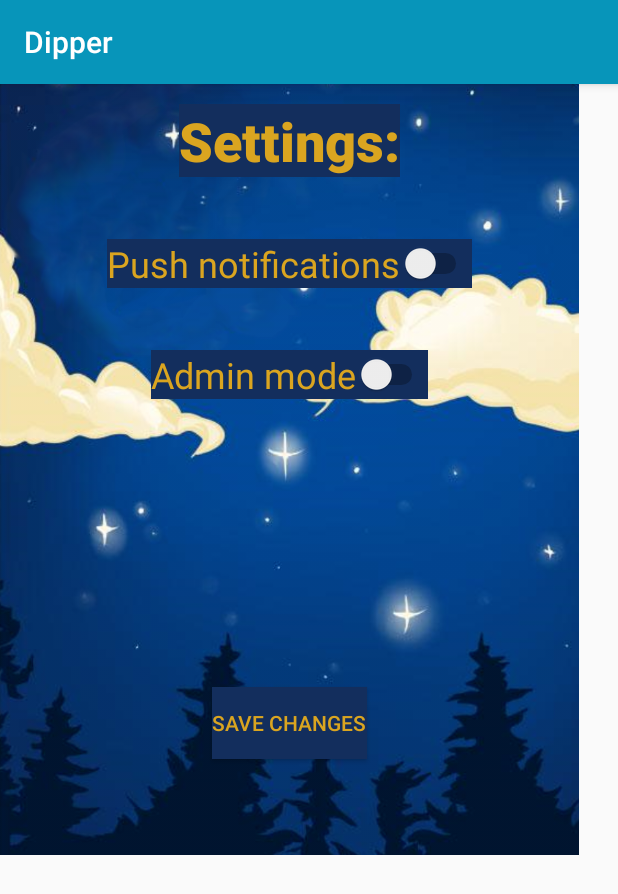
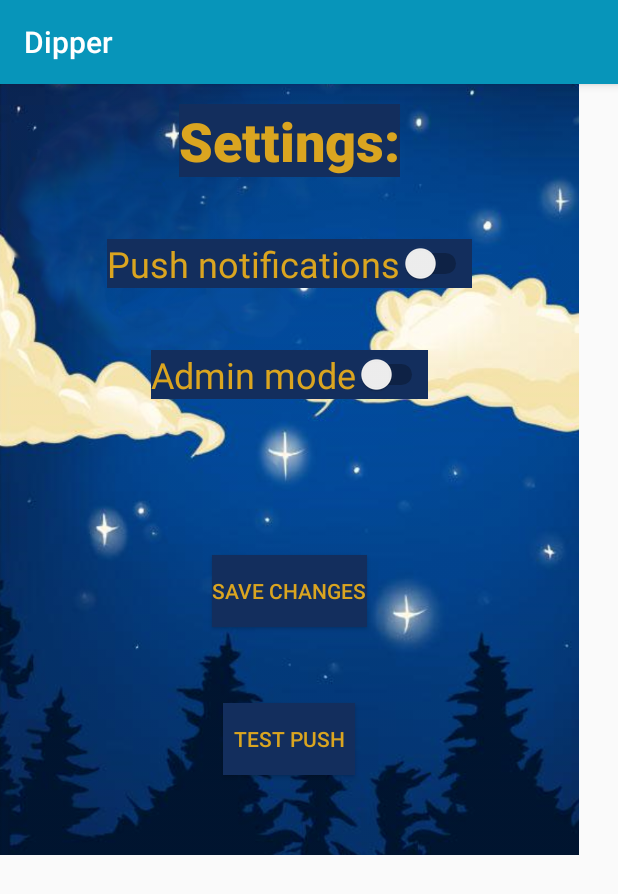
Before and after one commit to dhulten/DipperApp, an Android app: the AdminSettingsActivity screen opened directly, with no data from a screen before it, on a phone screen of 412 x 824 dp. Shown: the top 894 px of the screen. Run offline under Robolectric (Android 15) with nearby library versions, the phone set to English and light mode, and no system bars.

Commit message:
Adding notification test

```diff
--- a/app/src/main/res/layout/activity_admin_settings.xml
+++ b/app/src/main/res/layout/activity_admin_settings.xml
@@ -92,16 +92,32 @@
                 android:id="@+id/saveButton"
                 android:layout_width="wrap_content"
                 android:layout_height="wrap_content"
-                android:layout_alignParentBottom="true"
-                android:layout_centerHorizontal="true"
-                android:layout_marginBottom="64dp"
                 android:background="@color/darkBlue"
                 android:text="Save changes"
                 android:onClick="saveSettings"
                 android:textColor="@color/gold"
                 app:layout_constraintBottom_toBottomOf="parent"
                 app:layout_constraintLeft_toLeftOf="parent"
-                app:layout_constraintRight_toRightOf="parent" />
+                app:layout_constraintRight_toRightOf="parent"
+                android:layout_below="@+id/saveResults"
+                android:layout_centerHorizontal="true"
+                android:layout_marginTop="41dp" />
+
+            <Button
+                android:id="@+id/pushTest"
+                android:layout_width="wrap_content"
+                android:layout_height="wrap_content"
+                android:layout_marginBottom="53dp"
+                android:background="@color/darkBlue"
+                android:text="Test Push"
+                android:onClick="testPush"
+                android:textColor="@color/gold"
+                app:layout_constraintBottom_toBottomOf="parent"
+                app:layout_constraintLeft_toLeftOf="parent"
+                app:layout_constraintRight_toRightOf="parent"
+                android:layout_alignParentBottom="true"
+                android:layout_centerHorizontal="true" />
+
         </RelativeLayout>
     </FrameLayout>
 </android.support.constraint.ConstraintLayout>
```
Also changed, not shown: app/src/main/java/com/example/dipper/AdminSettingsActivity.java (+36 -0 lines), app/src/main/res/drawable/notification.png (added).
